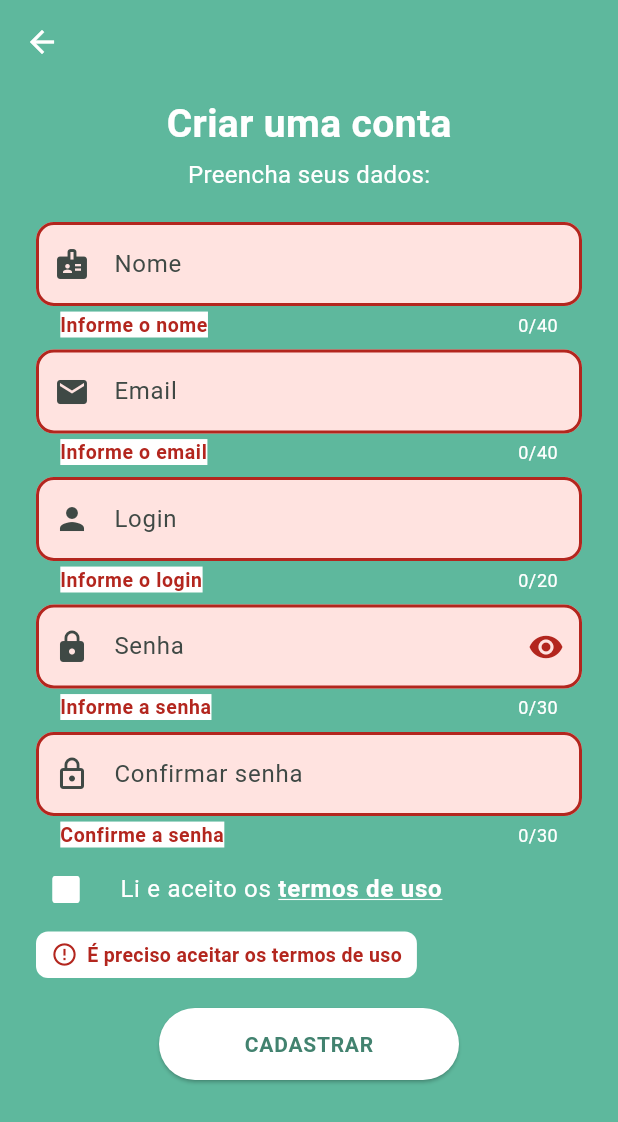
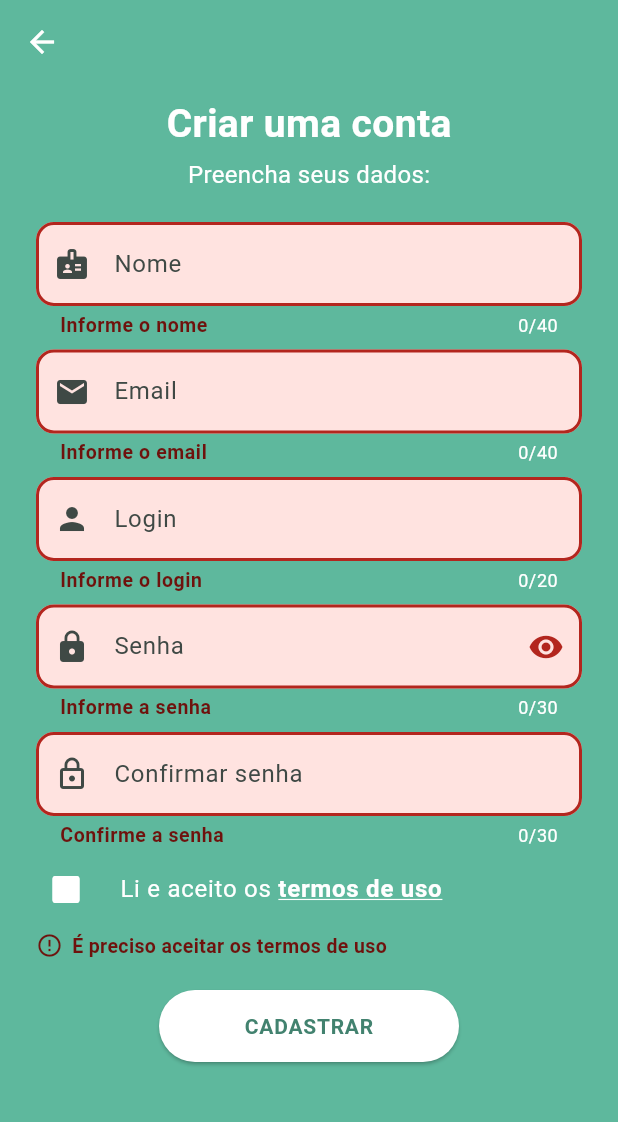
Before and after one commit to JaninneSK/PetAgenda, a Flutter app: the CadastroUsuario screen opened by its route, after a tap on "CADASTRAR", on a phone screen of 412 x 824 dp. Shown: the top 1122 px of the screen. Run offline on Flutter 3.47's test engine with Material 3 defaults, Android fonts, the phone set to English and light mode, and no system bars; our stand-ins replace cloud_firestore, firebase_auth, firebase_core, flutter_local_notifications, image_picker, mask_text_input_formatter and 2 more; accounts and stored records are empty.

Commit message:
Correções e ajustes finais

```diff
--- a/lib/util/tema.dart
+++ b/lib/util/tema.dart
@@ -15,6 +15,8 @@ class Tema {
   // Cores dos erros de validação
   static const Color vermelhoErro = Color(0xFFB3261E);
   static const Color fundoErro = Color(0xFFFFE3E0);
+  // Vinho escuro para mensagens de erro sobre o fundo verde (contraste 5:1)
+  static const Color vinhoSobreVerde = Color(0xFF6E120D);
 
   static OutlineInputBorder _borda(Color cor, double largura) {
     return OutlineInputBorder(
@@ -90,14 +92,13 @@ class Tema {
   }
 
   /// Ajusta o tema para as telas com fundo verde (login e cadastro):
-  /// a mensagem de erro aparece em vermelho sobre uma faixa branca
-  /// (vermelho direto no verde quase não aparece).
+  /// a mensagem de erro aparece em vinho escuro e negrito
+  /// (o vermelho comum quase não aparece sobre o verde).
   static ThemeData sobreVerde(ThemeData base) {
     return base.copyWith(
       inputDecorationTheme: _temaCampos(
         estiloErro: const TextStyle(
-          color: vermelhoErro,
-          backgroundColor: Colors.white,
+          color: vinhoSobreVerde,
           fontWeight: FontWeight.bold,
           fontSize: 13,
         ),
--- a/lib/util/validador.dart
+++ b/lib/util/validador.dart
@@ -66,25 +66,28 @@ class Validador {
     };
   }
 
-  /// Cadastro e nova senha: no mínimo 8 caracteres, com letra maiúscula,
-  /// letra minúscula e número. O login NÃO usa esta regra (validarSenhaObrigatoria),
-  /// então contas antigas, com senhas mais simples, continuam entrando normalmente.
+  /// Requisitos da senha (cadastro e nova senha). É usado pelo validador abaixo
+  /// e também pela lista de requisitos mostrada na tela (RequisitosSenha).
+  /// O login NÃO usa estas regras (validarSenhaObrigatoria): contas antigas,
+  /// com senhas mais simples, continuam entrando normalmente.
+  static List<({String texto, bool atendido})> requisitosSenha(String senha) {
+    return [
+      (texto: 'Pelo menos 8 caracteres', atendido: senha.length >= 8),
+      (texto: 'Uma letra maiúscula (A-Z)', atendido: RegExp(r'[A-Z]').hasMatch(senha)),
+      (texto: 'Uma letra minúscula (a-z)', atendido: RegExp(r'[a-z]').hasMatch(senha)),
+      (texto: 'Um número (0-9)', atendido: RegExp(r'[0-9]').hasMatch(senha)),
+    ];
+  }
+
   static FormFieldValidator<String> validarSenha() {
     return (value) {
       final texto = value ?? '';
       if (texto.isEmpty) {
         return "Informe a senha";
-      } else if (texto.length < 8) {
-        return "A senha deve ter pelo menos 8 caracteres";
-      } else if (!RegExp(r'[A-Z]').hasMatch(texto)) {
-        return "A senha deve ter pelo menos uma letra maiúscula";
-      } else if (!RegExp(r'[a-z]').hasMatch(texto)) {
-        return "A senha deve ter pelo menos uma letra minúscula";
-      } else if (!RegExp(r'[0-9]').hasMatch(texto)) {
-        return "A senha deve ter pelo menos um número";
-      } else {
-        return null;
       }
+      // Quais requisitos faltam aparecem juntos na lista abaixo do campo
+      final atendeTodos = requisitosSenha(texto).every((r) => r.atendido);
+      return atendeTodos ? null : "A senha não atende a todos os requisitos";
     };
   }
 
--- a/lib/views/alterar_senha.dart
+++ b/lib/views/alterar_senha.dart
@@ -5,6 +5,7 @@ import 'package:petagenda/util/mensagem.dart';
 import 'package:petagenda/util/mensagens_erro.dart';
 import 'package:petagenda/util/validador.dart';
 import 'package:petagenda/widgets/conteudo_centralizado.dart';
+import 'package:petagenda/widgets/requisitos_senha.dart';
 
 class AlterarSenha extends StatefulWidget {
   static const nomeRota = '/alterarsenha';
@@ -25,6 +26,7 @@ class _AlterarSenhaState extends State<AlterarSenha> {
 
   bool _ocultarSenha = true;
   bool _salvando = false;
+  final _focoNovaSenha = FocusNode(); // usado pela lista de requisitos da senha
 
   @override
   void dispose() {
@@ -32,6 +34,7 @@ class _AlterarSenhaState extends State<AlterarSenha> {
     controllerSenhaAtual.dispose();
     controllerNovaSenha.dispose();
     controllerConfirmarSenha.dispose();
+    _focoNovaSenha.dispose();
     super.dispose();
   }
 
@@ -83,6 +86,7 @@ class _AlterarSenhaState extends State<AlterarSenha> {
 
         TextFormField(
           controller: controllerNovaSenha,
+          focusNode: _focoNovaSenha,
           validator: Validador.validarNovaSenha(controllerSenhaAtual),
           obscureText: _ocultarSenha,
           obscuringCharacter: "*",
@@ -91,6 +95,12 @@ class _AlterarSenhaState extends State<AlterarSenha> {
             prefixIcon: Icon(Icons.lock),
           ),
           maxLength: 30,
+        ),
+
+        // Todos os requisitos juntos; some quando a senha atende a todos
+        RequisitosSenha(
+          controller: controllerNovaSenha,
+          focusNode: _focoNovaSenha,
         ),
         const SizedBox(height: 8.0),
 
--- a/lib/views/cadastro_usuario.dart
+++ b/lib/views/cadastro_usuario.dart
@@ -7,6 +7,7 @@ import 'package:petagenda/util/tema.dart';
 import 'package:petagenda/util/validador.dart';
 import 'package:petagenda/views/home_page.dart';
 import 'package:petagenda/widgets/conteudo_centralizado.dart';
+import 'package:petagenda/widgets/requisitos_senha.dart';
 
 class CadastroUsuario extends StatefulWidget {
   static const nomeRota = '/cadastro';
@@ -29,6 +30,7 @@ class _CadastroUsuarioState extends State<CadastroUsuario> {
 
   bool _ocultarSenha = true;
   bool _salvando = false;
+  final _focoSenha = FocusNode(); // usado pela lista de requisitos da senha
 
   @override
   void dispose() {
@@ -38,6 +40,7 @@ class _CadastroUsuarioState extends State<CadastroUsuario> {
     controllerApelido.dispose();
     controllerSenha.dispose();
     controllerConfirmarSenha.dispose();
+    _focoSenha.dispose();
     super.dispose();
   }
 
@@ -125,6 +128,7 @@ class _CadastroUsuarioState extends State<CadastroUsuario> {
 
         TextFormField(
           controller: controllerSenha,
+          focusNode: _focoSenha,
           validator: Validador.validarSenha(),
           obscureText: _ocultarSenha,
           obscuringCharacter: "*",
@@ -140,6 +144,13 @@ class _CadastroUsuarioState extends State<CadastroUsuario> {
             ),
           ),
           maxLength: 30,
+        ),
+
+        // Todos os requisitos juntos; some quando a senha atende a todos
+        RequisitosSenha(
+          controller: controllerSenha,
+          focusNode: _focoSenha,
+          sobreVerde: true,
         ),
         const SizedBox(height: 8.0),
 
@@ -193,36 +204,25 @@ class _CadastroUsuarioState extends State<CadastroUsuario> {
                   ),
                 ),
                 if (campo.hasError)
-                  Container(
-                    padding: const EdgeInsets.symmetric(
-                      horizontal: 10,
-                      vertical: 6,
-                    ),
-                    decoration: BoxDecoration(
-                      color: Colors.white,
-                      borderRadius: BorderRadius.circular(8),
-                    ),
-                    child: Row(
-                      mainAxisSize: MainAxisSize.min,
+                  Row(
                     children: [
                       const Icon(
                         Icons.error_outline,
                         size: 18,
-                          color: Tema.vermelhoErro,
+                        color: Tema.vinhoSobreVerde,
                       ),
                       const SizedBox(width: 6.0),
                       Flexible(
                         child: Text(
                           campo.errorText!,
                           style: const TextStyle(
-                              color: Tema.vermelhoErro,
+                            color: Tema.vinhoSobreVerde,
                             fontWeight: FontWeight.bold,
                             fontSize: 13,
                           ),
                         ),
                       ),
                     ],
-                    ),
                   ),
               ],
             );
--- /dev/null
+++ b/lib/widgets/requisitos_senha.dart
@@ -0,0 +1,85 @@
+import 'package:flutter/material.dart';
+import 'package:petagenda/util/tema.dart';
+import 'package:petagenda/util/validador.dart';
+
+/// Lista com TODOS os requisitos da senha, mostrados juntos.
+/// Aparece quando o campo ganha o foco (ou já tem texto) e marca cada
+/// requisito conforme é atendido. Quando a senha atende a todos, a lista
+/// inteira some.
+class RequisitosSenha extends StatelessWidget {
+  final TextEditingController controller;
+  final FocusNode focusNode;
+  final bool sobreVerde; // true nas telas de fundo verde (cadastro)
+
+  const RequisitosSenha({
+    super.key,
+    required this.controller,
+    required this.focusNode,
+    this.sobreVerde = false,
+  });
+
+  @override
+  Widget build(BuildContext context) {
+    // Reconstrói sozinho quando o texto muda ou o campo ganha/perde o foco
+    return ListenableBuilder(
+      listenable: Listenable.merge([controller, focusNode]),
+      builder: (context, _) {
+        final senha = controller.text;
+        final requisitos = Validador.requisitosSenha(senha);
+        final atendeTodos = requisitos.every((r) => r.atendido);
+        final visivel = (focusNode.hasFocus || senha.isNotEmpty) && !atendeTodos;
+        if (!visivel) return const SizedBox.shrink();
+
+        final corTexto = sobreVerde ? Colors.white : Tema.textoEscuro;
+        return Container(
+          width: double.infinity,
+          margin: const EdgeInsets.only(bottom: 4),
+          padding: const EdgeInsets.symmetric(horizontal: 14, vertical: 10),
+          decoration: BoxDecoration(
+            color: sobreVerde ? Tema.verdeEscuro : Colors.white,
+            borderRadius: BorderRadius.circular(12),
+            border: sobreVerde ? null : Border.all(color: Tema.cinzaCampo),
+          ),
+          child: Column(
+            crossAxisAlignment: CrossAxisAlignment.start,
+            children: [
+              Text(
+                'A senha precisa ter:',
+                style: TextStyle(
+                  color: corTexto,
+                  fontWeight: FontWeight.bold,
+                  fontSize: 13,
+                ),
+              ),
+              const SizedBox(height: 4.0),
+              for (final requisito in requisitos)
+                Padding(
+                  padding: const EdgeInsets.symmetric(vertical: 2),
+                  child: Row(
+                    children: [
+                      Icon(
+                        requisito.atendido
+                            ? Icons.check_circle
+                            : Icons.radio_button_unchecked,
+                        size: 18,
+                        color: requisito.atendido
+                            ? (sobreVerde ? Colors.white : Tema.verdeEscuro)
+                            : (sobreVerde ? Colors.white70 : Colors.grey),
+                      ),
+                      const SizedBox(width: 8.0),
+                      Expanded(
+                        child: Text(
+                          requisito.texto,
+                          style: TextStyle(color: corTexto, fontSize: 13),
+                        ),
+                      ),
+                    ],
+                  ),
+                ),
+            ],
+          ),
+        );
+      },
+    );
+  }
+}
```
Also changed, not shown: 1 other file. Lines whose indentation alone changed are shown as unchanged.
